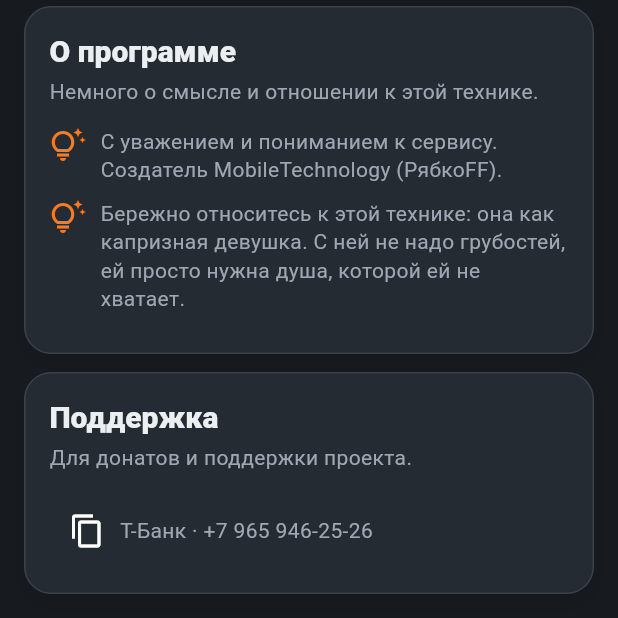
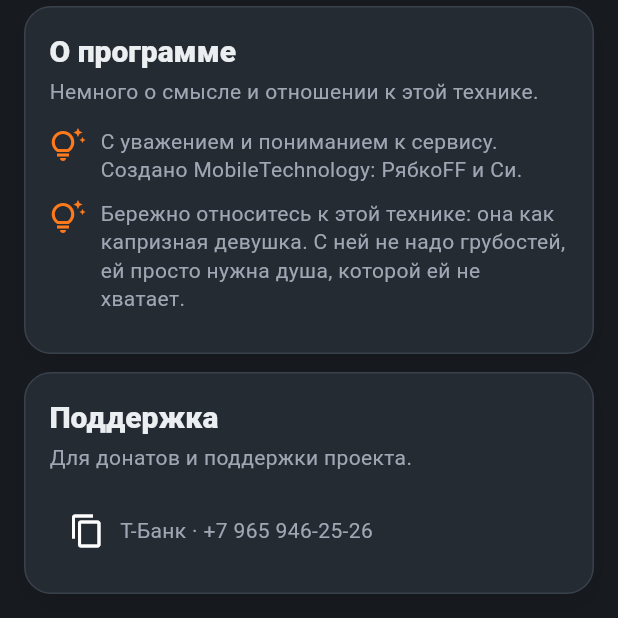
Before and after one commit to mt322006-svg/FeriitTool, a Flutter app: the SettingsScreen screen opened directly, scrolled down 797 dp, on a phone screen of 412 x 824 dp, the part 618-1236 px from its top. Run offline on Flutter 3.47's test engine with Material 3 defaults, Android fonts, the phone set to English and light mode, and no system bars; our stand-ins replace shared_preferences, wakelock_plus; missing offline and left inert: syncfusion_flutter_pdfviewer; accounts and stored records are empty.

Commit message:
Refine about signature

```diff
--- a/lib/screens/settings_screen.dart
+++ b/lib/screens/settings_screen.dart
@@ -141,7 +141,7 @@ class _SettingsScreenState extends State<SettingsScreen> {
                 children: [
                   _SettingsHint(
                     text:
-                        'С уважением и пониманием к сервису.\nСоздатель MobileTechnology (РябкоFF).',
+                        'С уважением и пониманием к сервису.\nСоздано MobileTechnology: РябкоFF и Си.',
                   ),
                   _SettingsHint(
                     text:
```
